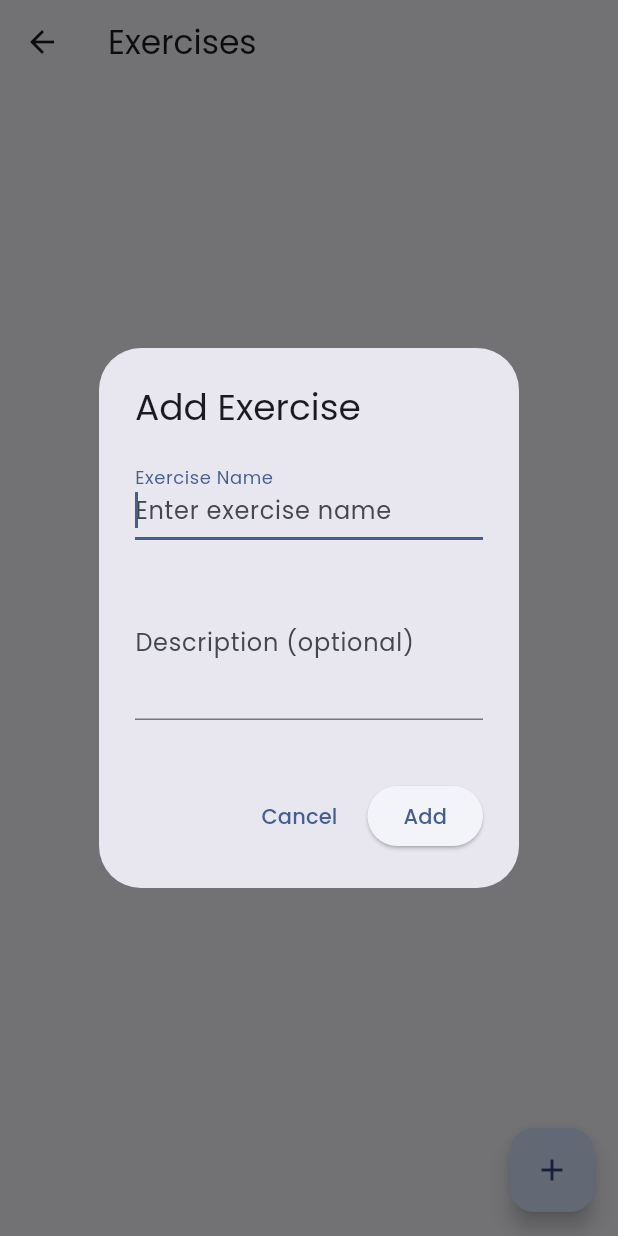
After one commit to etec-programacion-3/programacion-3-2025-guinazu-Ironowl1907, a Flutter app: the ExercisePage screen opened directly, after a tap on the "add" icon, on a phone screen of 412 x 824 dp. The commit adds this screen. Run offline on Flutter 3.47's test engine with Material 3 defaults, Android fonts, the phone set to English and light mode, and no system bars; our stand-ins replace flutter_svg, sqflite, sqflite_common_ffi; accounts and stored records are empty.

Commit message:
Added exercises and updated muscles

```diff
--- /dev/null
+++ b/workout_logger/lib/screens/exercises.dart
@@ -0,0 +1,409 @@
+import 'package:flutter/material.dart';
+import 'package:flutter_svg/flutter_svg.dart';
+import 'package:workout_logger/models/models.dart';
+import 'package:workout_logger/services/database_service.dart';
+
+class ExercisePage extends StatefulWidget {
+  const ExercisePage({super.key});
+
+  @override
+  State<ExercisePage> createState() => _ExercisePageState();
+}
+
+class _ExercisePageState extends State<ExercisePage> {
+  late Future<List<Exercise>> _exercisesFuture;
+  List<MuscleGroup> _muscleGroups = [];
+
+  @override
+  void initState() {
+    super.initState();
+    _loadData();
+  }
+
+  void _loadData() async {
+    _muscleGroups = await DatabaseService.instance.getAllMuscleGroups();
+    _refreshExercises();
+  }
+
+  void _refreshExercises() {
+    setState(() {
+      _exercisesFuture = DatabaseService.instance.getAllExercises();
+    });
+  }
+
+  Future<void> _deleteExercise(Exercise exercise) async {
+    await DatabaseService.instance.deleteExercise(exercise.id!);
+    _refreshExercises();
+  }
+
+  Future<void> _editExerciseDialog(Exercise exercise) async {
+    final nameController = TextEditingController(text: exercise.name);
+    final descriptionController = TextEditingController(
+      text: exercise.description ?? '',
+    );
+    MuscleGroup? selectedMuscleGroup;
+
+    // Find the current muscle group
+    if (exercise.muscleGroupId != null) {
+      selectedMuscleGroup = _muscleGroups.firstWhere(
+        (mg) => mg.id == exercise.muscleGroupId,
+        orElse: () => _muscleGroups.isNotEmpty
+            ? _muscleGroups.first
+            : MuscleGroup(name: 'None'),
+      );
+    } else {
+      selectedMuscleGroup = _muscleGroups.isNotEmpty
+          ? _muscleGroups.first
+          : null;
+    }
+
+    final result = await showDialog<Map<String, dynamic>>(
+      context: context,
+      builder: (context) => StatefulBuilder(
+        builder: (context, setDialogState) => AlertDialog(
+          title: const Text("Edit Exercise"),
+          content: SingleChildScrollView(
+            child: Column(
+              mainAxisSize: MainAxisSize.min,
+              children: [
+                TextField(
+                  controller: nameController,
+                  autofocus: true,
+                  decoration: const InputDecoration(
+                    labelText: "Exercise Name",
+                    hintText: "Enter exercise name",
+                  ),
+                ),
+                const SizedBox(height: 16),
+                TextField(
+                  controller: descriptionController,
+                  decoration: const InputDecoration(
+                    labelText: "Description (optional)",
+                    hintText: "Enter description",
+                  ),
+                  maxLines: 3,
+                ),
+                const SizedBox(height: 16),
+                if (_muscleGroups.isNotEmpty)
+                  DropdownButtonFormField<MuscleGroup>(
+                    value: selectedMuscleGroup,
+                    decoration: const InputDecoration(
+                      labelText: "Muscle Group",
+                    ),
+                    items: _muscleGroups.map((group) {
+                      return DropdownMenuItem(
+                        value: group,
+                        child: Text(group.name),
+                      );
+                    }).toList(),
+                    onChanged: (value) {
+                      setDialogState(() {
+                        selectedMuscleGroup = value;
+                      });
+                    },
+                  ),
+              ],
+            ),
+          ),
+          actions: [
+            TextButton(
+              child: const Text("Cancel"),
+              onPressed: () => Navigator.of(context).pop(),
+            ),
+            ElevatedButton(
+              child: const Text("Save"),
+              onPressed: () {
+                final name = nameController.text.trim();
+                if (name.isNotEmpty) {
+                  Navigator.of(context).pop({
+                    'name': name,
+                    'description': descriptionController.text.trim().isEmpty
+                        ? null
+                        : descriptionController.text.trim(),
+                    'muscleGroupId': selectedMuscleGroup?.id,
+                  });
+                }
+              },
+            ),
+          ],
+        ),
+      ),
+    );
+
+    if (result != null) {
+      final updatedExercise = Exercise(
+        id: exercise.id,
+        name: result['name'],
+        description: result['description'],
+        muscleGroupId: result['muscleGroupId'],
+      );
+      await DatabaseService.instance.updateExercise(updatedExercise);
+      _refreshExercises();
+    }
+  }
+
+  Future<void> _addExerciseDialog() async {
+    final nameController = TextEditingController();
+    final descriptionController = TextEditingController();
+    MuscleGroup? selectedMuscleGroup = _muscleGroups.isNotEmpty
+        ? _muscleGroups.first
+        : null;
+
+    final result = await showDialog<Map<String, dynamic>>(
+      context: context,
+      builder: (context) => StatefulBuilder(
+        builder: (context, setDialogState) => AlertDialog(
+          title: const Text("Add Exercise"),
+          content: SingleChildScrollView(
+            child: Column(
+              mainAxisSize: MainAxisSize.min,
+              children: [
+                TextField(
+                  controller: nameController,
+                  autofocus: true,
+                  decoration: const InputDecoration(
+                    labelText: "Exercise Name",
+                    hintText: "Enter exercise name",
+                  ),
+                ),
+                const SizedBox(height: 16),
+                TextField(
+                  controller: descriptionController,
+                  decoration: const InputDecoration(
+                    labelText: "Description (optional)",
+                    hintText: "Enter description",
+                  ),
+                  maxLines: 3,
+                ),
+                const SizedBox(height: 16),
+                if (_muscleGroups.isNotEmpty)
+                  DropdownButtonFormField<MuscleGroup>(
+                    value: selectedMuscleGroup,
+                    decoration: const InputDecoration(
+                      labelText: "Muscle Group",
+                    ),
+                    items: _muscleGroups.map((group) {
+                      return DropdownMenuItem(
+                        value: group,
+                        child: Text(group.name),
+                      );
+                    }).toList(),
+                    onChanged: (value) {
+                      setDialogState(() {
+                        selectedMuscleGroup = value;
+                      });
+                    },
+                  ),
+              ],
+            ),
+          ),
+          actions: [
+            TextButton(
+              child: const Text("Cancel"),
+              onPressed: () => Navigator.of(context).pop(),
+            ),
+            ElevatedButton(
+              child: const Text("Add"),
+              onPressed: () {
+                final name = nameController.text.trim();
+                if (name.isNotEmpty) {
+                  Navigator.of(context).pop({
+                    'name': name,
+                    'description': descriptionController.text.trim().isEmpty
+                        ? null
+                        : descriptionController.text.trim(),
+                    'muscleGroupId': selectedMuscleGroup?.id,
+                  });
+                }
+              },
+            ),
+          ],
+        ),
+      ),
+    );
+
+    if (result != null) {
+      final exercise = Exercise(
+        name: result['name'],
+        description: result['description'],
+        muscleGroupId: result['muscleGroupId'],
+      );
+      await DatabaseService.instance.insertExercise(exercise);
+      _refreshExercises();
+    }
+  }
+
+  String _getMuscleGroupName(int? muscleGroupId) {
+    if (muscleGroupId == null) return 'No muscle group';
+    final muscleGroup = _muscleGroups.firstWhere(
+      (mg) => mg.id == muscleGroupId,
+      orElse: () => MuscleGroup(name: 'Unknown'),
+    );
+    return muscleGroup.name;
+  }
+
+  @override
+  Widget build(BuildContext context) {
+    final colorScheme = Theme.of(context).colorScheme;
+
+    return Scaffold(
+      appBar: AppBar(title: const Text("Exercises")),
+      body: FutureBuilder<List<Exercise>>(
+        future: _exercisesFuture,
+        builder: (context, snapshot) {
+          if (snapshot.connectionState == ConnectionState.waiting) {
+            return const Center(child: CircularProgressIndicator());
+          }
+          if (snapshot.hasError) {
+            return Center(child: Text("Error: ${snapshot.error}"));
+          }
+
+          final exercises = snapshot.data ?? [];
+
+          if (exercises.isEmpty) {
+            return const Center(
+              child: Column(
+                mainAxisAlignment: MainAxisAlignment.center,
+                children: [
+                  Icon(Icons.fitness_center, size: 64, color: Colors.grey),
+                  SizedBox(height: 16),
+                  Text(
+                    "No exercises yet.",
+                    style: TextStyle(fontSize: 18, color: Colors.grey),
+                  ),
+                  SizedBox(height: 8),
+                  Text(
+                    "Tap + to add your first exercise",
+                    style: TextStyle(color: Colors.grey),
+                  ),
+                ],
+              ),
+            );
+          }
+
+          return ListView.separated(
+            padding: const EdgeInsets.all(16),
+            itemCount: exercises.length,
+            separatorBuilder: (_, __) => const SizedBox(height: 12),
+            itemBuilder: (context, index) {
+              final exercise = exercises[index];
+              return exerciseCard(exercise, exercises, index, colorScheme);
+            },
+          );
+        },
+      ),
+      floatingActionButton: FloatingActionButton(
+        onPressed: _addExerciseDialog,
+        child: const Icon(Icons.add),
+      ),
+    );
+  }
+
+  Dismissible exerciseCard(
+    Exercise exercise,
+    List<Exercise> exerciseList,
+    int index,
+    ColorScheme colorScheme,
+  ) {
+    return Dismissible(
+      key: ValueKey(exercise.id),
+      direction: DismissDirection.endToStart,
+      background: Container(
+        alignment: Alignment.centerRight,
+        padding: const EdgeInsets.symmetric(horizontal: 20),
+        decoration: BoxDecoration(
+          color: Colors.red,
+          borderRadius: BorderRadius.circular(12),
+        ),
+        child: const Icon(Icons.delete, color: Colors.white),
+      ),
+      onDismissed: (_) {
+        _deleteExercise(exercise);
+        ScaffoldMessenger.of(context).showSnackBar(
+          SnackBar(
+            content: Text('${exercise.name} deleted'),
+            action: SnackBarAction(
+              label: 'Undo',
+              onPressed: () {
+                // You could implement undo functionality here
+              },
+            ),
+          ),
+        );
+      },
+      child: GestureDetector(
+        onTap: () => _editExerciseDialog(exercise),
+        child: Card(
+          elevation: 2,
+          shape: RoundedRectangleBorder(
+            borderRadius: BorderRadius.circular(12),
+          ),
+          color: colorScheme.primaryContainer,
+          child: Padding(
+            padding: const EdgeInsets.symmetric(vertical: 16, horizontal: 20),
+            child: Column(
+              crossAxisAlignment: CrossAxisAlignment.start,
+              children: [
+                Row(
+                  mainAxisAlignment: MainAxisAlignment.spaceBetween,
+                  children: [
+                    Expanded(
+                      child: Text(
+                        exercise.name,
+                        style: TextStyle(
+                          fontSize: 16,
+                          fontWeight: FontWeight.w600,
+                          color: colorScheme.onPrimaryContainer,
+                        ),
+                      ),
+                    ),
+                    SvgPicture.asset(
+                      'assets/edit.svg',
+                      width: 24,
+                      height: 24,
+                      color: colorScheme.onPrimaryContainer,
+                    ),
+                  ],
+                ),
+                const SizedBox(height: 8),
+                Row(
+                  children: [
+                    Container(
+                      padding: const EdgeInsets.symmetric(
+                        horizontal: 8,
+                        vertical: 4,
+                      ),
+                      decoration: BoxDecoration(
+                        color: colorScheme.secondaryContainer,
+                        borderRadius: BorderRadius.circular(12),
+                      ),
+                      child: Text(
+                        _getMuscleGroupName(exercise.muscleGroupId),
+                        style: TextStyle(
+                          fontSize: 12,
+                          color: colorScheme.onSecondaryContainer,
+                        ),
+                      ),
+                    ),
+                  ],
+                ),
+                if (exercise.description != null &&
+                    exercise.description!.isNotEmpty)
+                  Padding(
+                    padding: const EdgeInsets.only(top: 8),
+                    child: Text(
+                      exercise.description!,
+                      style: TextStyle(
+                        fontSize: 14,
+                        color: colorScheme.onPrimaryContainer.withOpacity(0.7),
+                      ),
+                    ),
+                  ),
+              ],
+            ),
+          ),
+        ),
+      ),
+    );
+  }
+}
```
Also changed, not shown: workout_logger/lib/screens/muscle_group.dart (+49 -11 lines), workout_logger/lib/screens/profile.dart (+11 -1 lines).
